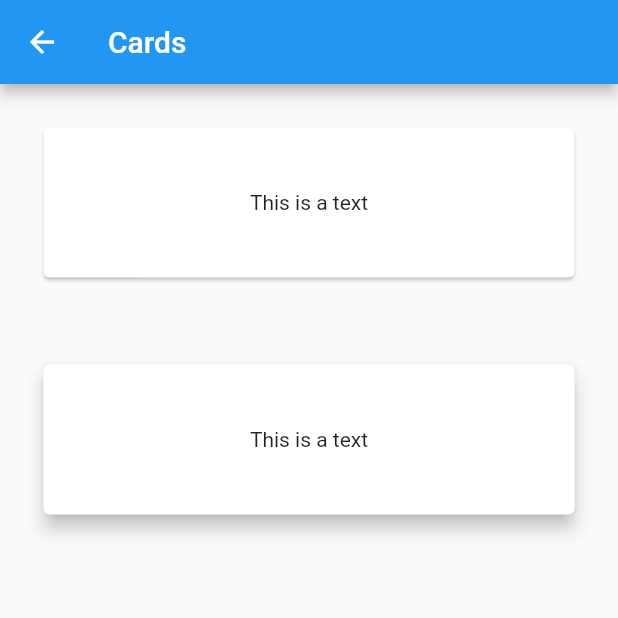
After one commit to Maharba/reference_app, a Flutter app: the screen it shows after launch, after a tap on "Cards", on a phone screen of 412 x 824 dp, the top half of it. The commit adds this screen. Run offline on Flutter 3.47's test engine with Material 2 defaults, Android fonts, the phone set to English and light mode, and no system bars.

Commit message:
Added more components

```diff
--- a/lib/views/buttons.dart
+++ b/lib/views/buttons.dart
@@ -32,7 +32,7 @@ class Buttons extends StatelessWidget {
                   ),
                 ],
                 onChanged: (param) => print("Since this is a Stateless Widget, it cannot change the state of the current view." +
-                "Make this a Statefull Widget in order to modify the UI.")
+                "Make this a Stateful Widget in order to modify the UI.")
               ),
 
               FlatButton(
--- /dev/null
+++ b/lib/views/cards.dart
@@ -0,0 +1,46 @@
+import 'package:flutter/material.dart';
+
+class Cards extends StatelessWidget {
+  const Cards({Key key}) : super(key: key);
+
+  @override
+  Widget build(BuildContext context) {
+    return MaterialApp(
+      title: "Cards",
+      home: Scaffold(
+        appBar: AppBar(
+          leading: BackButton(onPressed: () => Navigator.pop(context)),
+          title: Text('Cards'),
+        ),
+        body: Column(
+          children: <Widget>[
+            Container(
+              padding: EdgeInsets.all(25),
+              child: Card(
+                elevation: 1,
+                child: Container(
+                  height: 100,
+                  child: Center(
+                    child: Text('This is a text'),
+                  ),
+                )
+              )
+            ),
+            Container(
+              padding: EdgeInsets.all(25),
+              child: Card(
+                elevation: 5,
+                child: Container(
+                  height: 100,
+                  child: Center(
+                    child: Text('This is a text'),
+                  ),
+                )
+              )
+            )
+          ],
+        )
+      )
+    );
+  }
+}
--- a/lib/views/home.dart
+++ b/lib/views/home.dart
@@ -1,6 +1,8 @@
 import 'package:flutter/material.dart';
 import 'package:reference_app/views/buttons.dart';
 import 'package:reference_app/views/texts.dart';
+
+import 'cards.dart';
 
 class MyApp extends StatelessWidget{
 
@@ -22,6 +24,7 @@ class MyApp extends StatelessWidget{
         _listItem("Buttons", "Subtitle", Icons.crop_square, () => Navigator.of(context).push(MaterialPageRoute(builder: (context) => Buttons()))),
         _listItem("Input and selections", "Subtitle", Icons.text_fields, () => Navigator.of(context).push(MaterialPageRoute(builder: (context) => Texts()))),
         _listItem("Layouts", "Subtitle", Icons.border_all, () => print("something")),
+        _listItem("Cards", "A small collection of various types of cards", Icons.crop_square, () => Navigator.of(context).push(MaterialPageRoute(builder: (context) => Cards())))
       ]
   );
 
```
